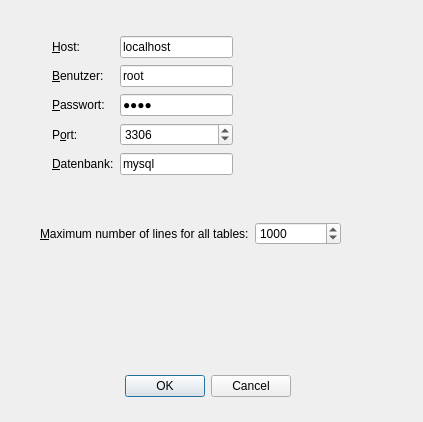
Old version of the form settingswindow.ui in the repository EinfachToll/MeinSQL.
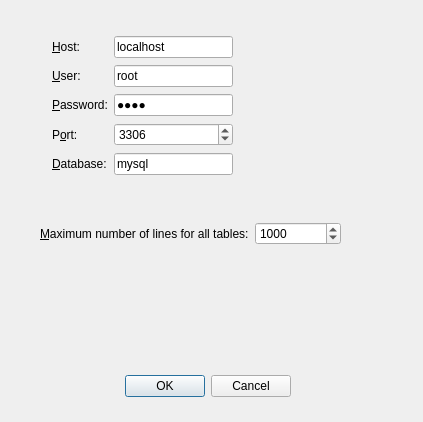
New version of the form.

```diff
--- a/settingswindow.ui
+++ b/settingswindow.ui
@@ -59,7 +59,7 @@
     <item row="1" column="0">
      <widget class="QLabel" name="label_2">
       <property name="text">
-       <string>&amp;Benutzer:</string>
+       <string>&amp;User:</string>
       </property>
       <property name="buddy">
        <cstring>lineEdit_User</cstring>
@@ -76,7 +76,7 @@
     <item row="2" column="0">
      <widget class="QLabel" name="label_3">
       <property name="text">
-       <string>&amp;Passwort:</string>
+       <string>&amp;Password:</string>
       </property>
       <property name="buddy">
        <cstring>lineEdit_Password</cstring>
@@ -116,7 +116,7 @@
     <item row="4" column="0">
      <widget class="QLabel" name="label_6">
       <property name="text">
-       <string>&amp;Datenbank:</string>
+       <string>&amp;Database:</string>
       </property>
       <property name="buddy">
        <cstring>lineEdit_Database</cstring>
```
